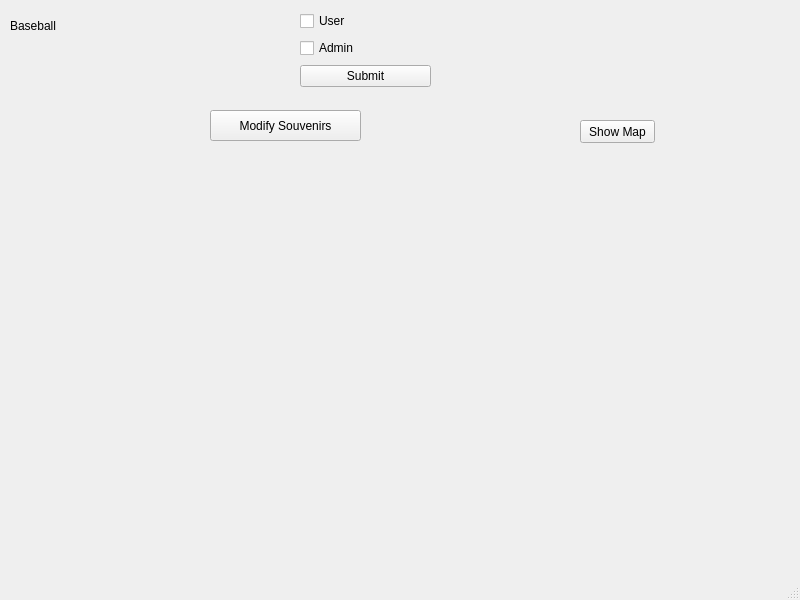
Before: the Qt Designer form mainwindow.ui in ellenyim8/project2, drawn with Qt 5.
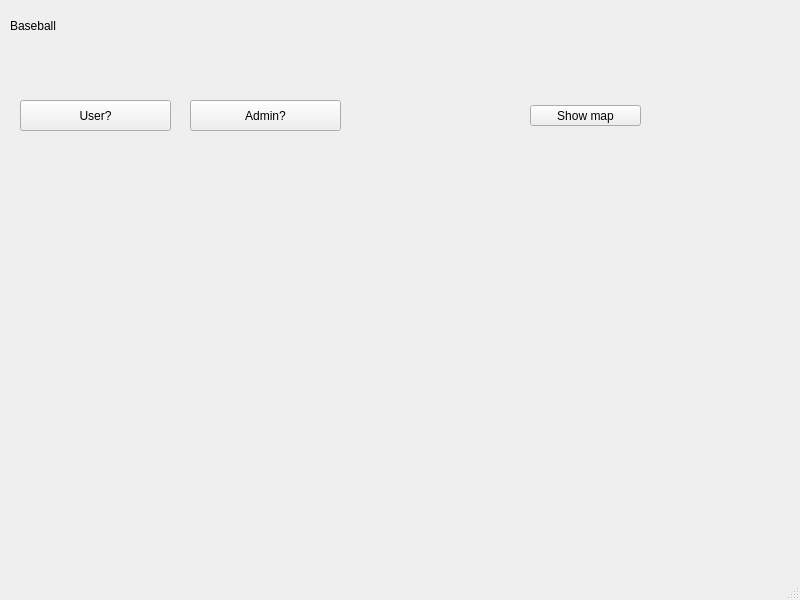
After: the same form once the commit is applied.

What changed in the file:
```diff
--- a/mainwindow.ui
+++ b/mainwindow.ui
@@ -27,63 +27,43 @@
      <string>Baseball</string>
     </property>
    </widget>
-   <widget class="QWidget" name="layoutWidget">
+   <widget class="QPushButton" name="admin">
     <property name="geometry">
      <rect>
-      <x>300</x>
-      <y>10</y>
-      <width>131</width>
-      <height>81</height>
+      <x>190</x>
+      <y>100</y>
+      <width>151</width>
+      <height>31</height>
      </rect>
     </property>
-    <layout class="QGridLayout" name="gridLayout">
-     <item row="0" column="0">
-      <widget class="QCheckBox" name="userBox">
-       <property name="text">
-        <string>User</string>
-       </property>
-      </widget>
-     </item>
-     <item row="1" column="0">
-      <widget class="QCheckBox" name="adminBox">
-       <property name="text">
-        <string>Admin</string>
-       </property>
-      </widget>
-     </item>
-     <item row="2" column="0">
-      <widget class="QPushButton" name="submit">
-       <property name="text">
-        <string>Submit</string>
-       </property>
-      </widget>
-     </item>
-    </layout>
+    <property name="text">
+     <string>Admin?</string>
+    </property>
    </widget>
    <widget class="QPushButton" name="modifySouvenirs">
     <property name="geometry">
      <rect>
-      <x>210</x>
-      <y>110</y>
+      <x>20</x>
+      <y>100</y>
       <width>151</width>
       <height>31</height>
      </rect>
     </property>
     <property name="text">
-     <string>Modify Souvenirs</string>
+     <string>User?</string>
     </property>
    </widget>
    <widget class="QPushButton" name="Map">
     <property name="geometry">
      <rect>
-      <x>580</x>
-      <y>120</y>
-      <width>75</width>
-      <height>23</height>
+      <x>530</x>
+      <y>105</y>
+      <width>111</width>
+      <height>21</height>
      </rect>
     </property>
     <property name="text">
-     <string>Show Map</string>
+     <string>Show map</string>
     </property>
    </widget>
   </widget>
```
Left out of the diff: 6 changed lines with no effect on the pictures.
